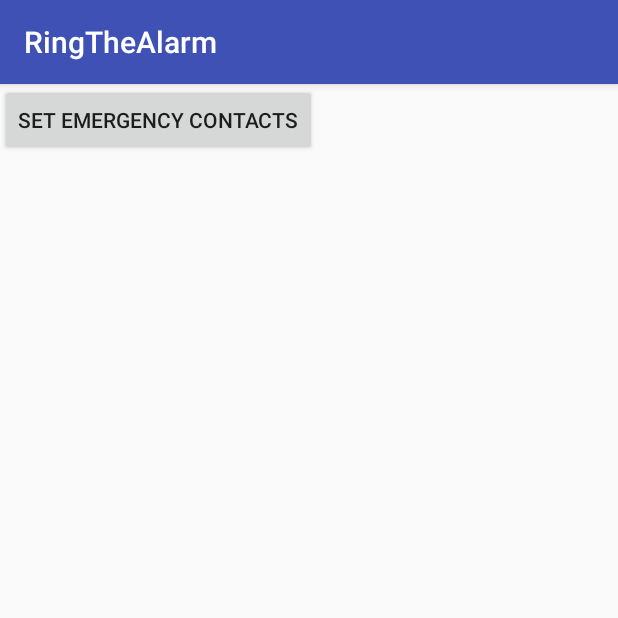
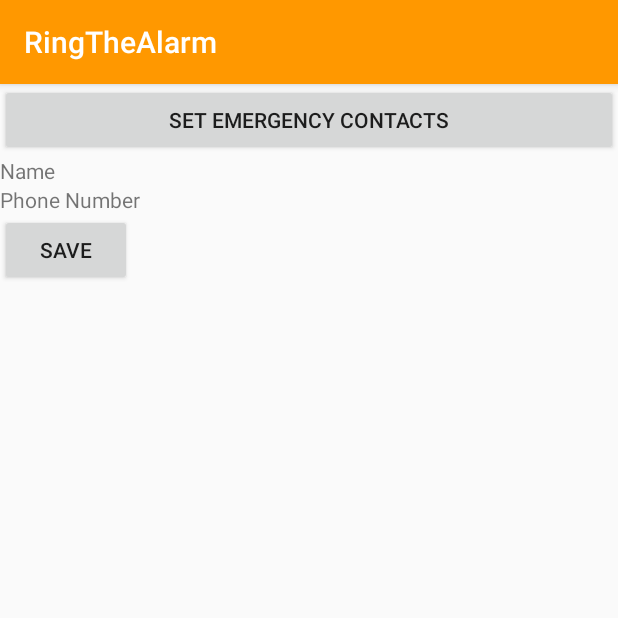
Before and after one commit to NjeriNjoroge/Ring_The_Alarm, an Android app: the screen it shows after launch (NotifyActivity), after a tap on "I.C.E", on a phone screen of 412 x 824 dp, the top half of it. Run offline under Robolectric (Android 15) with nearby library versions, the phone set to English and light mode, and no system bars; our stand-ins replace ButterKnife.

```diff
--- a/app/src/main/java/com/example/gnjoroge/ringthealarm/NotifyActivity.java
+++ b/app/src/main/java/com/example/gnjoroge/ringthealarm/NotifyActivity.java
@@ -28,136 +28,74 @@ import butterknife.ButterKnife;
 
 public class NotifyActivity extends AppCompatActivity {
 
-    @Bind(R.id.list) ListView mListView;
-    @Bind(R.id.pickContact) Button mPickContact;
+    ArrayList<String> contactList;
 
-    ArrayList<String> contactList;
-    Cursor cursor;
-    int counter;
+    private static final int RESULT_PICK_CONTACT = 50;
 
-    private ProgressDialog pDialog;
-    private Handler updateBarHandler;
+    @Bind(R.id.button) Button mSelect;
+    @Bind(R.id.contactName) TextView mName;
+    @Bind(R.id.contactNum) TextView mNum;
 
     @Override
     protected void onCreate(Bundle savedInstanceState) {
         super.onCreate(savedInstanceState);
         setContentView(R.layout.activity_notify);
         ButterKnife.bind(this);
+    }
 
-        pDialog = new ProgressDialog(this);
-        pDialog.setMessage("Reading contacts...");
-        pDialog.setCancelable(false);
-        pDialog.show();
+    public void pickContact(View v) {
+
+
+        Intent contactPickerIntent = new Intent(Intent.ACTION_PICK, ContactsContract.CommonDataKinds.Phone.CONTENT_URI);
+        startActivityForResult(contactPickerIntent, RESULT_PICK_CONTACT);
+    }
+
+    @Override
+    protected void onActivityResult(int requestCode, int resultCode, Intent data) {
+
+        //check whether result is ok
+        if (resultCode == RESULT_OK) {
+            //check for the request code, startActivityForResult
+            switch (requestCode) {
+                case RESULT_PICK_CONTACT:
+                    contactPicked(data);
+                    break;
+            }
+
+        } else {
+            Log.e("NotifyActivity", "Failed to pick contacts");
+        }
+    }
+
+    private void contactPicked(Intent data) {
+        contactList = new ArrayList<String>();
+
+        Cursor cursor = null;
+
+        try {
+
+            String phoneNo = null;
+            String name = null;
+            // getData() method will have the Content Uri of the selected contact
+            Uri uri = data.getData();
+            //Query the content uri
+            cursor = getContentResolver().query(uri, null, null, null, null);
+            cursor.moveToFirst();
+            //column index of the phone number
+            int phoneIndex = cursor.getColumnIndex(ContactsContract.CommonDataKinds.Phone.NUMBER);
+            //column index of the contact name
+            int nameIndex = cursor.getColumnIndex(ContactsContract.CommonDataKinds.Phone.DISPLAY_NAME);
+            phoneNo = cursor.getString(phoneIndex);
+            name = cursor.getString(nameIndex);
+            //setting values to the text views
+            mName.setText(name);
+            mNum.setText(phoneNo);
+        } catch (Exception e){
+            e.printStackTrace();
+        }
+        contactList.add(mName.toString());
+    }
 
 
 
-        updateBarHandler = new Handler();
-
-        //putting read contacts on a separate thread
-
-//        mPickContact.setOnClickListener(new View.OnClickListener() {
-//            @Override
-//            public void onClick(View view) {
-
-                new Thread(new Runnable() {
-                    @Override
-                    public void run() {
-                        getContacts();
-                    }
-
-                }).start();
-
-//            }
-
-//        });
-
-
-
-        //setting onClickListener to the list item
-        mListView.setOnItemClickListener(new AdapterView.OnItemClickListener() {
-            @Override
-            public void onItemClick(AdapterView<?> adapterView, View view, int position, long id) {
-                Toast.makeText(getApplicationContext(), "item clicked : \n" +contactList.get(0), Toast.LENGTH_SHORT).show();
-            }
-        });
-    }
-
-//    @TargetApi(Build.VERSION_CODES.JELLY_BEAN)
-    @TargetApi(Build.VERSION_CODES.JELLY_BEAN)
-    public void getContacts() {
-        contactList = new ArrayList<String>();
-        String phoneNumber = null;
-        String email = null;
-        Uri CONTENT_URI = ContactsContract.Contacts.CONTENT_URI;
-        String _ID = ContactsContract.Contacts._ID;
-        String DISPLAY_NAME = ContactsContract.Contacts.DISPLAY_NAME;
-        String HAS_PHONE_NUMBER = ContactsContract.Contacts.HAS_PHONE_NUMBER;
-        Uri PhoneCONTENT_URI = ContactsContract.CommonDataKinds.Phone.CONTENT_URI;
-        String Phone_CONTACT_ID = ContactsContract.CommonDataKinds.Phone.CONTACT_ID;
-        String NUMBER = ContactsContract.CommonDataKinds.Phone.NUMBER;
-        Uri EmailCONTENT_URI =  ContactsContract.CommonDataKinds.Email.CONTENT_URI;
-        String EmailCONTACT_ID = ContactsContract.CommonDataKinds.Email.CONTACT_ID;
-        String DATA = ContactsContract.CommonDataKinds.Email.DATA;
-        StringBuffer output;
-        ContentResolver contentResolver = getContentResolver();
-        cursor = contentResolver.query(CONTENT_URI, null,null, null, null);
-        //iterate every contact in the phone
-        if (cursor.getCount() > 0) {
-            counter = 0;
-            while (cursor.moveToNext()) {
-                output = new StringBuffer();
-                //update the progress message
-                updateBarHandler.post(new Runnable() {
-                    @Override
-                    public void run() {
-                        pDialog.setMessage("Reading contacts : "+ counter++ +"/"+cursor.getCount());
-                    }
-                });
-
-                String contact_id = cursor.getString(cursor.getColumnIndex(_ID));
-                String name = cursor.getString(cursor.getColumnIndex(DISPLAY_NAME));
-                //String num = cursor.getString(cursor.getColumnIndex(NUMBER));
-                int hasPhoneNumber = Integer.parseInt(cursor.getColumnName(cursor.getColumnIndex( HAS_PHONE_NUMBER )));
-
-                if (hasPhoneNumber > 0) {
-                    output.append("\n First Name;" + name);
-                    //This is to read multiple phone numbers associated with the same contact
-                    Cursor phoneCursor = contentResolver.query(PhoneCONTENT_URI, null, Phone_CONTACT_ID + " = ?", new String[] { contact_id }, null);
-                    while (phoneCursor.moveToNext()) {
-                        phoneNumber = phoneCursor.getString(phoneCursor.getColumnIndex(NUMBER));
-                        output.append("\n Phone number:" + phoneNumber);
-                    }
-                    phoneCursor.close();
-                    // Read every email id associated with the contact
-                    Cursor emailCursor = contentResolver.query(EmailCONTENT_URI,    null, EmailCONTACT_ID+ " = ?", new String[] { contact_id }, null);
-                    while (emailCursor.moveToNext()) {
-                        email = emailCursor.getString(emailCursor.getColumnIndex(DATA));
-                        output.append("\n Email:" + email);
-                    }
-                    emailCursor.close();
-                }
-
-                //adding to the array list
-                contactList.add(output.toString());
-            }
-
-            runOnUiThread(new Runnable() {
-                @Override
-                public void run() {
-                    ArrayAdapter<String> adapter = new ArrayAdapter<String>(getApplicationContext(), R.layout.list_item, R.id.text1, contactList);
-                    mListView.setAdapter(adapter);
-                }
-            });
-            //dismissing the progress bar after 500ms
-            updateBarHandler.postDelayed(new Runnable() {
-                @Override
-                public void run() {
-                    pDialog.cancel();
-                }
-            }, 500);
-        }
-
-    }
-
-
 }
--- /dev/null
+++ b/app/src/main/java/com/example/gnjoroge/ringthealarm/SplashActivity.java
@@ -0,0 +1,17 @@
+package com.example.gnjoroge.ringthealarm;
+
+import android.content.Intent;
+import android.support.v7.app.AppCompatActivity;
+import android.os.Bundle;
+
+public class SplashActivity extends AppCompatActivity {
+
+    @Override
+    protected void onCreate(Bundle savedInstanceState) {
+        super.onCreate(savedInstanceState);
+
+        Intent intent = new Intent(this,MainActivity.class);
+        startActivity(intent);
+        finish();
+    }
+}
--- /dev/null
+++ b/app/src/main/res/drawable/splash.xml
@@ -0,0 +1,13 @@
+<?xml version="1.0" encoding="utf-8"?>
+<layer-list xmlns:android="http://schemas.android.com/apk/res/android">
+
+    <item
+        android:drawable="@color/accent"/>
+
+    <item>
+        <bitmap
+            android:gravity="center"
+            android:src="@mipmap/ic_launcher"/>
+    </item>
+
+</layer-list>
--- a/app/src/main/res/layout/activity_notify.xml
+++ b/app/src/main/res/layout/activity_notify.xml
@@ -1,26 +1,75 @@
 <?xml version="1.0" encoding="utf-8"?>
-<RelativeLayout xmlns:android="http://schemas.android.com/apk/res/android"
+<LinearLayout xmlns:android="http://schemas.android.com/apk/res/android"
     xmlns:app="http://schemas.android.com/apk/res-auto"
     xmlns:tools="http://schemas.android.com/tools"
+    android:orientation="vertical"
     android:layout_width="match_parent"
     android:layout_height="match_parent"
     tools:context="com.example.gnjoroge.ringthealarm.NotifyActivity">
 
-    <ListView
-        android:id="@+id/list"
+    <Button
+        android:id="@+id/button"
+        android:onClick="pickContact"
         android:layout_width="match_parent"
-        android:layout_height="match_parent" />
-
-    <RelativeLayout
-        android:layout_height="wrap_content"
-        android:layout_width="wrap_content">
-
-    <Button
-        android:id="@+id/pickContact"
-        android:layout_width="wrap_content"
         android:layout_height="wrap_content"
         android:text="Set emergency contacts" />
 
+    <LinearLayout
+        android:layout_width="match_parent"
+        android:layout_height="wrap_content"
+        android:orientation="horizontal">
+
+
+        <TextView
+            android:id="@+id/textView2"
+            android:layout_width="match_parent"
+            android:layout_height="wrap_content"
+            android:layout_weight="1"
+            android:text="Name" />
+
+        <TextView
+            android:id="@+id/contactName"
+            android:layout_width="match_parent"
+            android:layout_height="wrap_content"
+            android:layout_weight="1"
+            android:text="" />
+    </LinearLayout>
+
+    <LinearLayout
+        android:layout_width="match_parent"
+        android:layout_height="wrap_content"
+        android:orientation="horizontal">
+
+        <TextView
+            android:id="@+id/textView3"
+            android:layout_width="match_parent"
+            android:layout_height="wrap_content"
+            android:layout_weight="1"
+            android:text="Phone Number" />
+
+        <TextView
+            android:id="@+id/contactNum"
+            android:layout_width="match_parent"
+            android:layout_height="wrap_content"
+            android:layout_weight="1"
+            android:text="" />
+
+
+    </LinearLayout>
+
+
+    <RelativeLayout
+        android:layout_width="match_parent"
+        android:layout_height="match_parent"
+        android:layout_weight="1">
+
+
+        <Button
+            android:id="@+id/button4"
+            android:layout_width="wrap_content"
+            android:layout_height="wrap_content"
+            android:text="Save"
+            android:layout_alignParentTop="true" />
     </RelativeLayout>
 
-</RelativeLayout>
+</LinearLayout>
--- a/app/src/main/res/values/colors.xml
+++ b/app/src/main/res/values/colors.xml
@@ -1,6 +1,11 @@
 <?xml version="1.0" encoding="utf-8"?>
 <resources>
-    <color name="colorPrimary">#3F51B5</color>
-    <color name="colorPrimaryDark">#303F9F</color>
-    <color name="colorAccent">#FF4081</color>
+    <color name="primary">#FF9800</color>
+    <color name="primary_dark">#F57C00</color>
+    <color name="primary_light">#FFE0B2</color>
+    <color name="accent">#FF5722</color>
+    <color name="primary_text">#212121</color>
+    <color name="secondary_text">#757575</color>
+    <color name="icons">#212121</color>
+    <color name="divider">#BDBDBD</color>
 </resources>
--- a/app/src/main/res/values/styles.xml
+++ b/app/src/main/res/values/styles.xml
@@ -3,9 +3,13 @@
     <!-- Base application theme. -->
     <style name="AppTheme" parent="Theme.AppCompat.Light.DarkActionBar">
         <!-- Customize your theme here. -->
-        <item name="colorPrimary">@color/colorPrimary</item>
-        <item name="colorPrimaryDark">@color/colorPrimaryDark</item>
-        <item name="colorAccent">@color/colorAccent</item>
+        <item name="colorPrimary">@color/primary</item>
+        <item name="colorPrimaryDark">@color/primary_dark</item>
+        <item name="colorAccent">@color/primary_light</item>
+    </style>
+
+    <style name="SplashTheme" parent="Theme.AppCompat.NoActionBar">
+        <item name="android:windowBackground">@drawable/splash</item>
     </style>
 
 </resources>
```
Also changed, not shown: app/src/main/AndroidManifest.xml (+17 -11 lines).
